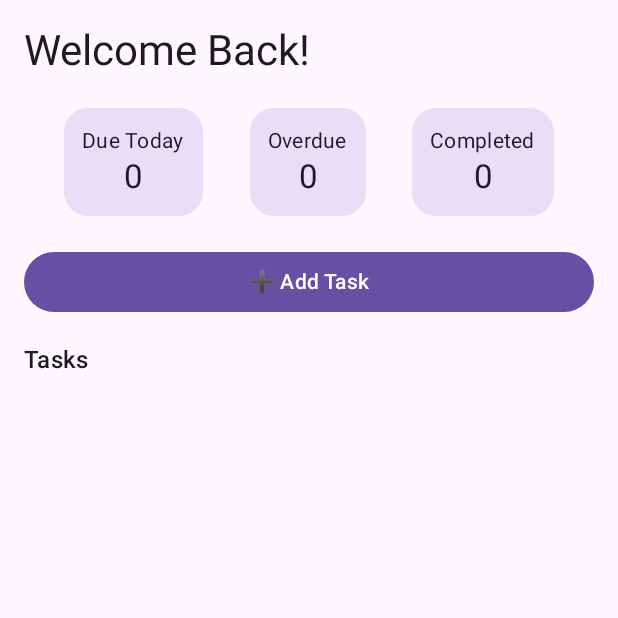
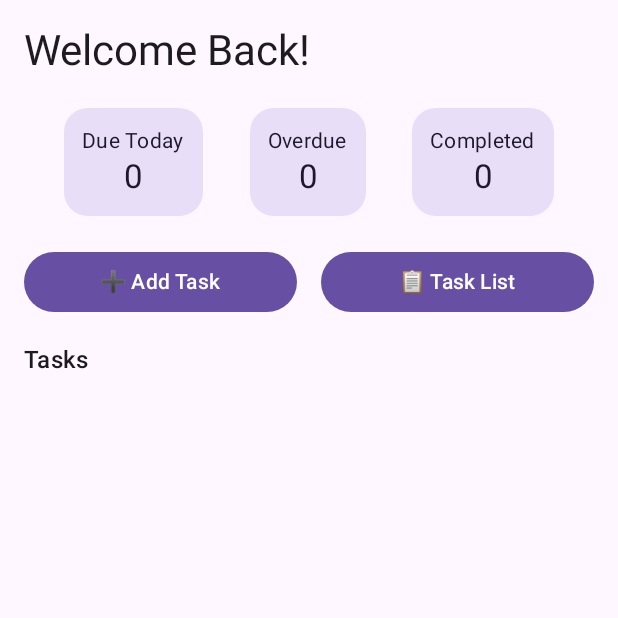
Before and after one commit to r2le8/MyAndroidApp, an Android app built with Jetpack Compose: the screen it shows after launch (MainActivity), on a phone screen of 412 x 824 dp, the top half of it. Run offline under Robolectric (Android 15) with nearby library versions, the phone set to English and light mode, and no system bars; our stand-ins replace Room's generated code.

```diff
--- a/app/src/main/java/com/example/courseworkdemo/HomeScreen.kt
+++ b/app/src/main/java/com/example/courseworkdemo/HomeScreen.kt
@@ -53,11 +53,19 @@ fun HomeScreen(navController: NavController, viewModel: TaskViewModel) {
         }
 
         Spacer(modifier = Modifier.height(16.dp))
-        Button(
-            onClick = { navController.navigate("task_creation") },
-            modifier = Modifier.fillMaxWidth()
-        ) {
-            Text("➕ Add Task")
+        Row(modifier = Modifier.fillMaxWidth(), horizontalArrangement = Arrangement.SpaceBetween) {
+            Button(
+                onClick = { navController.navigate("task_creation") },
+                modifier = Modifier.weight(1f).padding(end = 8.dp)
+            ) {
+                Text("➕ Add Task")
+            }
+            Button(
+                onClick = { navController.navigate("task_list") },
+                modifier = Modifier.weight(1f).padding(start = 8.dp)
+            ) {
+                Text("📋 Task List")
+            }
         }
 
         Spacer(modifier = Modifier.height(16.dp))
--- a/app/src/main/java/com/example/courseworkdemo/MainActivity.kt
+++ b/app/src/main/java/com/example/courseworkdemo/MainActivity.kt
@@ -47,7 +47,7 @@ class MainActivity : ComponentActivity() {
                     composable("task_creation") {
                         TaskCreationScreen(navController, viewModel)
                     }
-                    composable("completed_tasks") {
+                    composable("task_list") {
                         TaskListScreen(navController, viewModel)
                     }
                 }
```
Also changed, not shown: app/src/main/java/com/example/courseworkdemo/TaskListScreen.kt (+20 -4 lines).
